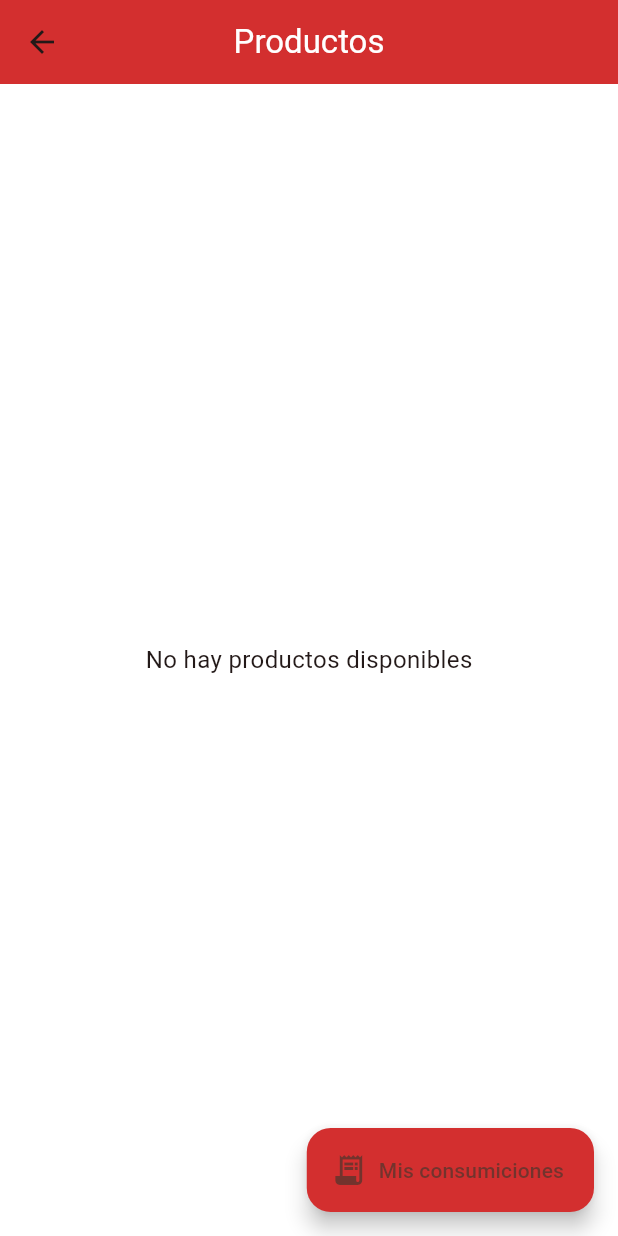
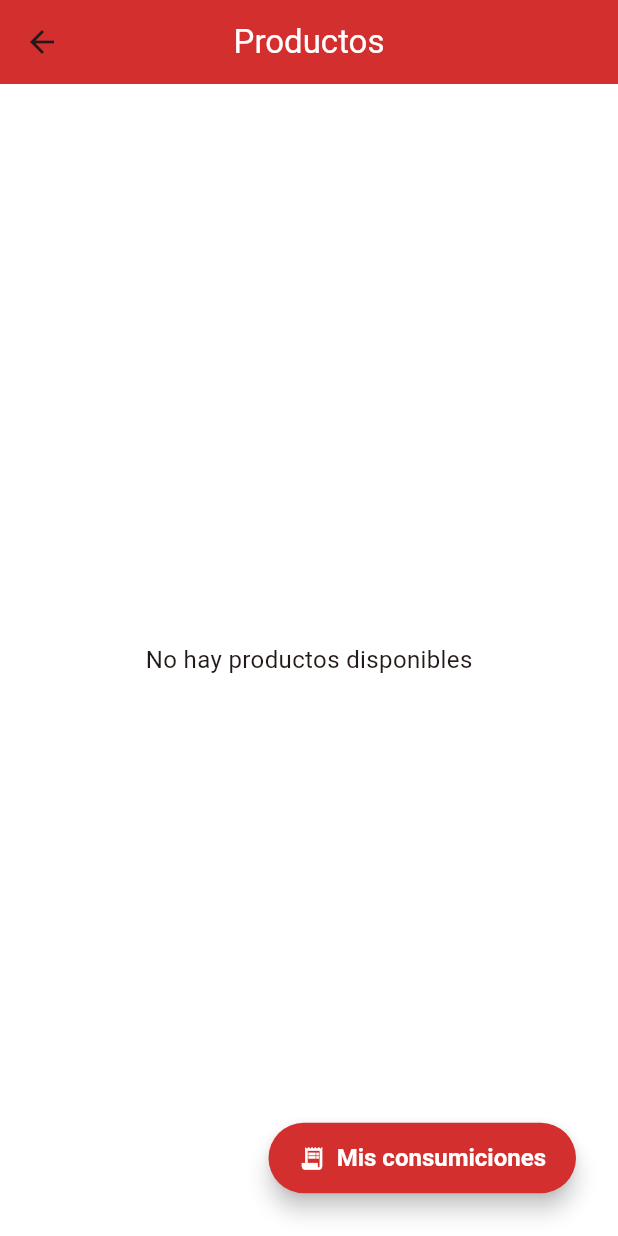
Before and after one commit to erjezus/cep_flutter_web, a Flutter app: the ProductScreen screen opened directly with empty values, on a phone screen of 412 x 824 dp. Run offline on Flutter 3.47's test engine with Material 3 defaults, Android fonts, the phone set to English and light mode, and no system bars; our stand-ins replace firebase_auth, firebase_core, google_sign_in, image_picker, universal_io; accounts and stored records are empty; network calls fail.

```diff
--- a/lib/screens/product_screen.dart
+++ b/lib/screens/product_screen.dart
@@ -164,7 +164,6 @@ class _ProductScreenState extends State<ProductScreen> {
     );
   }
 
-
   Widget buildProductTile(dynamic p, Color mainColor) {
     return StandardCard(
       elevation: 3,
@@ -222,7 +221,7 @@ class _ProductScreenState extends State<ProductScreen> {
       body: groupedProducts.isEmpty
           ? const Center(child: Text("No hay productos disponibles"))
           : ListView(
-        padding: const EdgeInsets.all(16),
+        padding: const EdgeInsets.fromLTRB(16, 16, 16, 100),
         children: groupedProducts.entries.map((entry) {
           final typology = entry.key;
           final products = entry.value;
@@ -237,10 +236,9 @@ class _ProductScreenState extends State<ProductScreen> {
           );
         }).toList(),
       ),
-      floatingActionButton: FloatingActionButton.extended(
-        backgroundColor: mainColor,
-        icon: const Icon(Icons.receipt_long),
-        label: const Text('Mis consumiciones'),
+      floatingActionButton: Container(
+        margin: const EdgeInsets.only(bottom: 12, right: 12),
+        child: ElevatedButton.icon(
           onPressed: () {
             Navigator.push(
               context,
@@ -252,6 +250,20 @@ class _ProductScreenState extends State<ProductScreen> {
               ),
             );
           },
+          icon: const Icon(Icons.receipt_long),
+          label: const Text(
+            "Mis consumiciones",
+            style: TextStyle(fontWeight: FontWeight.bold),
+          ),
+          style: ElevatedButton.styleFrom(
+            backgroundColor: mainColor,
+            foregroundColor: Colors.white,
+            elevation: 6,
+            padding: const EdgeInsets.symmetric(horizontal: 20, vertical: 14),
+            shape: RoundedRectangleBorder(borderRadius: BorderRadius.circular(30)),
+            textStyle: const TextStyle(fontSize: 16),
+          ),
+        ),
       ),
       floatingActionButtonLocation: FloatingActionButtonLocation.endFloat,
     );
```
Lines whose indentation alone changed are shown as unchanged.
